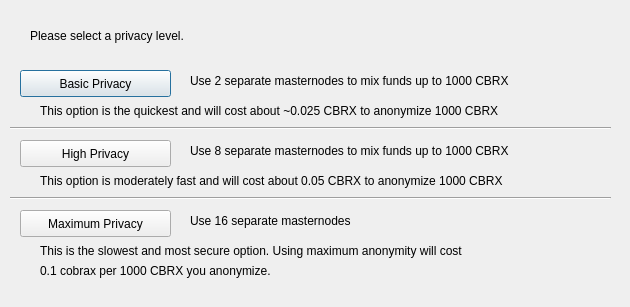
The window that src/qt/forms/mixTXconfig.ui (atomdax/Yotoken) describes before a commit, drawn with Qt 5.
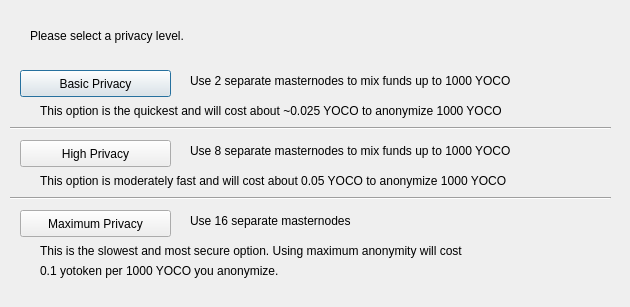
The same window after the commit.

Patch:
```diff
--- a/src/qt/forms/mixTXconfig.ui
+++ b/src/qt/forms/mixTXconfig.ui
@@ -75,7 +75,7 @@
     </rect>
    </property>
    <property name="text">
-    <string>Use 2 separate masternodes to mix funds up to 1000 CBRX</string>
+    <string>Use 2 separate masternodes to mix funds up to 1000 YOCO</string>
    </property>
   </widget>
   <widget class="QLabel" name="label_3">
@@ -88,7 +88,7 @@
     </rect>
    </property>
    <property name="text">
-    <string>Use 8 separate masternodes to mix funds up to 1000 CBRX</string>
+    <string>Use 8 separate masternodes to mix funds up to 1000 YOCO</string>
    </property>
   </widget>
   <widget class="QLabel" name="label_4">
@@ -114,7 +114,7 @@
     </rect>
    </property>
    <property name="text">
-    <string>This option is the quickest and will cost about ~0.025 CBRX to anonymize 1000 CBRX</string>
+    <string>This option is the quickest and will cost about ~0.025 YOCO to anonymize 1000 YOCO</string>
    </property>
   </widget>
   <widget class="QLabel" name="label_7">
@@ -127,7 +127,7 @@
     </rect>
    </property>
    <property name="text">
-    <string>This option is moderately fast and will cost about 0.05 CBRX to anonymize 1000 CBRX</string>
+    <string>This option is moderately fast and will cost about 0.05 YOCO to anonymize 1000 YOCO</string>
    </property>
   </widget>
   <widget class="QLabel" name="label_8">
@@ -153,7 +153,7 @@
     </rect>
    </property>
    <property name="text">
-    <string>0.1 cobrax per 1000 CBRX you anonymize.</string>
+    <string>0.1 yotoken per 1000 YOCO you anonymize.</string>
    </property>
   </widget>
   <widget class="Line" name="line">
```
